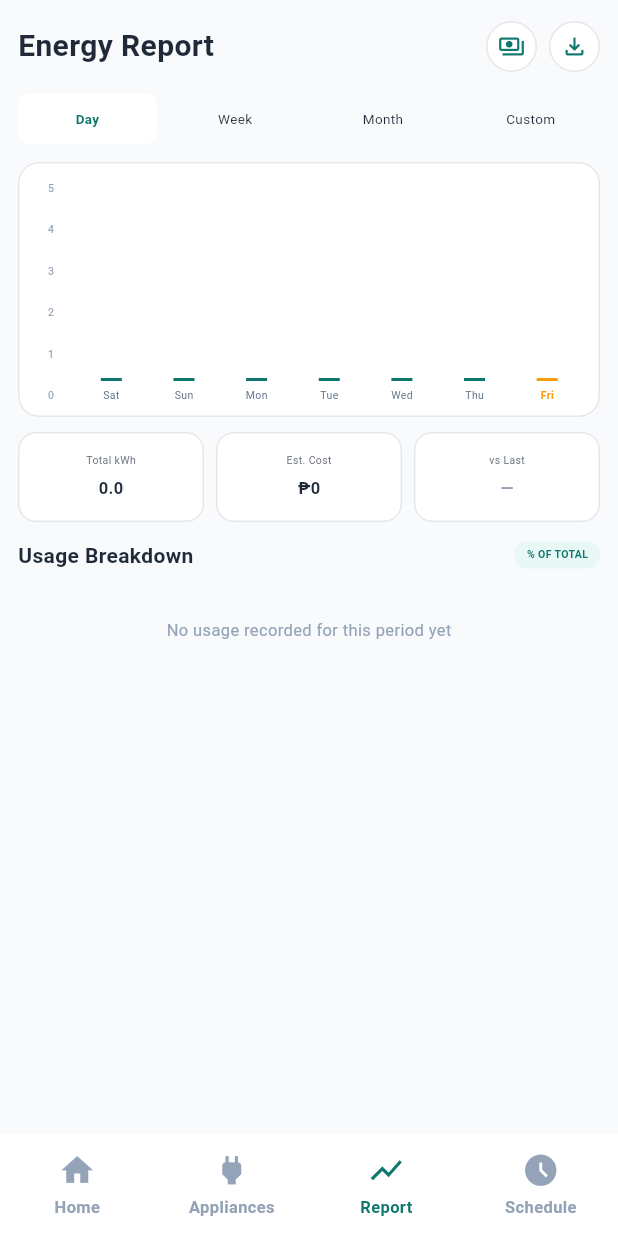
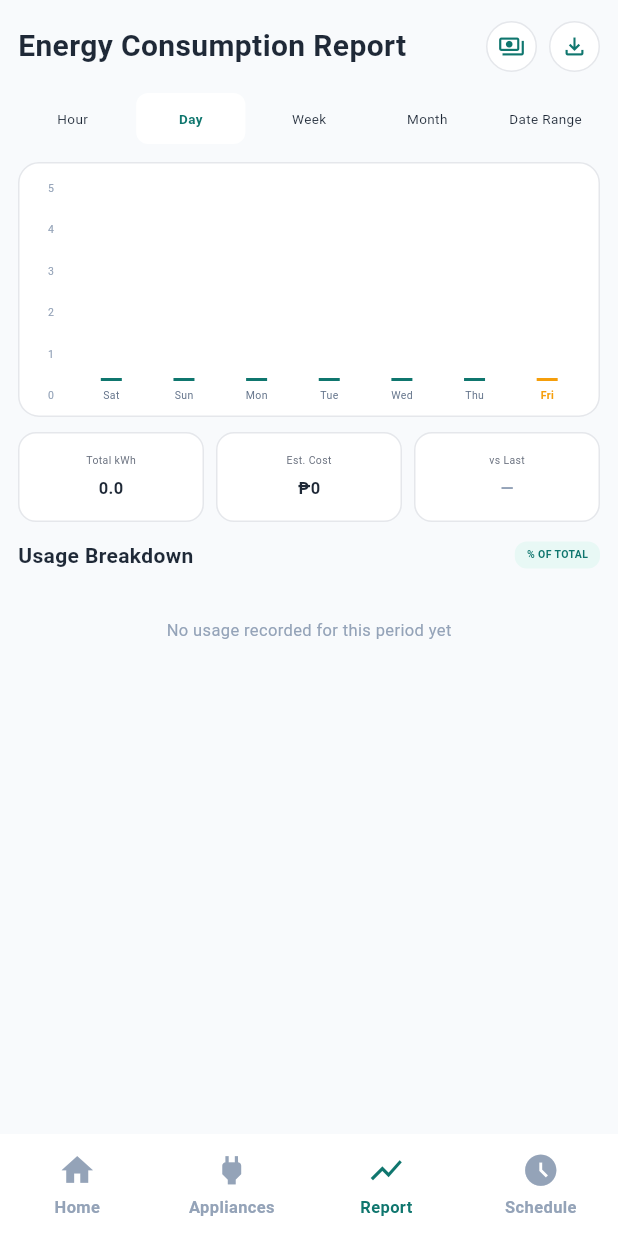
Before and after one commit to EuwenAldrichVillarin/HOMESYNC, a Flutter app: the ReportPage screen opened by its route, on a phone screen of 412 x 824 dp. Run offline on Flutter 3.47's test engine with Material 3 defaults, Android fonts, the phone set to English and light mode, and no system bars; our stand-ins replace firebase_auth, firebase_core, firebase_database, google_sign_in, image_picker; missing offline and left inert: flutter_facebook_auth, google_sign_in_web; accounts and stored records are empty.

Commit message:
Energy Report: Hour view, Date Range tab, new title
- Firmware now also logs kWh per hour to devices/{id}/hourly/{date}/{HH},
  recovering a partial hour after a reboot and writing the finished
  hour's final total when the hour changes.
- database.rules.json allows the plug account to write hourly/.
- Report gets an Hour tab (Hour, Day, Week, Month, Date Range) showing
  today in 24 hourly bars, labelled every 3 hours, with the current
  hour highlighted. Totals, cost, vs-last (yesterday) and the usage
  breakdown use the hourly log in this view.
- "Custom" tab renamed to "Date Range"; title is now
  "Energy Consumption Report".

Co-Authored-By: Claude Opus 5.5 <noreply@anthropic.com>
Claude-Session: https://claude.ai/code/session_01TGHXJZ9VqTbRqpvjuVc5sb

```diff
--- a/database.rules.json
+++ b/database.rules.json
@@ -62,6 +62,13 @@
         "history": {
           ".write": "auth != null && auth.uid == '9EpGk0zEruOmZ6PmaXyY5MNVMaB3'",
           "$date": { ".validate": "newData.isNumber()" }
+        },
+
+        "hourly": {
+          ".write": "auth != null && auth.uid == '9EpGk0zEruOmZ6PmaXyY5MNVMaB3'",
+          "$date": {
+            "$hour": { ".validate": "newData.isNumber()" }
+          }
         }
       }
     },
--- a/lib/report.dart
+++ b/lib/report.dart
@@ -11,19 +11,21 @@ import 'members.dart';
 // never set). Editable from the rate button on Home and on this screen.
 const double _kDefaultPesoPerKwh = 11.0;
 
-enum _ReportRange { day, week, month, custom }
+enum _ReportRange { hour, day, week, month, custom }
 
 class _DeviceReport {
   final String name;
   final String room;
   final String type;
   final Map<String, double> dailyKwh; // "YYYY-MM-DD" -> kWh used that day
+  final Map<DateTime, double> hourlyKwh; // start of the hour (local) -> kWh used in it
 
   const _DeviceReport({
     required this.name,
     required this.room,
     required this.type,
     required this.dailyKwh,
+    required this.hourlyKwh,
   });
 }
 
@@ -120,17 +122,45 @@ class _ReportPageState extends State<ReportPage> {
             if (value is num) dailyKwh[key.toString()] = value.toDouble();
           });
 
+          final hourlyKwh = _parseHourly(data['hourly']);
+
           setState(() {
             _devices[id] = _DeviceReport(
               name: (info['name'] as String?) ?? 'Unnamed',
               room: (info['room'] as String?) ?? '',
               type: (info['type'] as String?) ?? 'Other',
               dailyKwh: dailyKwh,
+              hourlyKwh: hourlyKwh,
             );
           });
         });
       }
     });
+  }
+
+  /// devices/{id}/hourly/{YYYY-MM-DD}/{HH} -> kWh, written by the plug
+  /// firmware. Hour keys "00".."23" can come back from the database as a
+  /// list (index = hour) rather than a map, so both shapes are handled.
+  static Map<DateTime, double> _parseHourly(Object? raw) {
+    final result = <DateTime, double>{};
+    if (raw is! Map) return result;
+    raw.forEach((dateKey, hours) {
+      final date = DateTime.tryParse(dateKey.toString());
+      if (date == null) return;
+      void add(int? hour, Object? value) {
+        if (hour == null || hour < 0 || hour > 23 || value is! num) return;
+        result[DateTime(date.year, date.month, date.day, hour)] = value.toDouble();
+      }
+
+      if (hours is Map) {
+        hours.forEach((h, v) => add(int.tryParse(h.toString()), v));
+      } else if (hours is List) {
+        for (int h = 0; h < hours.length; h++) {
+          add(h, hours[h]);
+        }
+      }
+    });
+    return result;
   }
 
   @override
@@ -146,14 +176,26 @@ class _ReportPageState extends State<ReportPage> {
   // ===============================================================
   // TIME BUCKETING — turns the selected filter into a list of date
   // ranges to sum history against. Each device only stores one kWh
-  // number per calendar day, so anything finer than a day isn't
-  // derivable — "Day" shows the last 7 individual days.
+  // number per calendar day in history/, plus one per hour in hourly/
+  // for "Hour". "Day" shows the last 7 individual days.
   // ===============================================================
   List<_Bucket> _buckets() {
     final now = DateTime.now();
     final today = DateTime(now.year, now.month, now.day);
 
     switch (_range) {
+      case _ReportRange.hour:
+        // Today, midnight to midnight, one bar per hour. Only every third
+        // hour is labelled so 24 labels don't run into each other.
+        return List.generate(24, (h) {
+          final start = DateTime(today.year, today.month, today.day, h);
+          return _Bucket(
+            label: h % 3 == 0 ? _hourLabel(h) : "",
+            start: start,
+            end: start.add(const Duration(hours: 1)),
+          );
+        });
+
       case _ReportRange.day:
         return List.generate(7, (i) {
           final d = today.subtract(Duration(days: 6 - i));
@@ -186,6 +228,11 @@ class _ReportPageState extends State<ReportPage> {
     }
   }
 
+  static String _hourLabel(int hour) {
+    final h = hour % 12 == 0 ? 12 : hour % 12;
+    return "$h${hour < 12 ? 'a' : 'p'}";
+  }
+
   static String _weekdayLabel(int weekday) {
     const labels = ["Mon", "Tue", "Wed", "Thu", "Fri", "Sat", "Sun"];
     return labels[weekday - 1];
@@ -197,6 +244,15 @@ class _ReportPageState extends State<ReportPage> {
   }
 
   double _kwhForDevice(_DeviceReport device, DateTime start, DateTime end) {
+    // The Hour view sums the hourly log; every other view the daily one.
+    if (_range == _ReportRange.hour) {
+      double total = 0;
+      device.hourlyKwh.forEach((hourStart, kwh) {
+        if (!hourStart.isBefore(start) && hourStart.isBefore(end)) total += kwh;
+      });
+      return total;
+    }
+
     double total = 0;
     device.dailyKwh.forEach((dateStr, kwh) {
       final date = DateTime.tryParse(dateStr);
@@ -326,8 +382,7 @@ class _ReportPageState extends State<ReportPage> {
     final maxBucket = bucketTotals.fold<double>(0, (a, b) => a > b ? a : b);
     final axisMax = _niceAxisMax(maxBucket);
 
-    final today = DateTime.now();
-    final todayDate = DateTime(today.year, today.month, today.day);
+    final now = DateTime.now();
 
     return Scaffold(
       backgroundColor: const Color(0xFFF8FAFC),
@@ -348,14 +403,19 @@ class _ReportPageState extends State<ReportPage> {
                     Row(
                       mainAxisAlignment: MainAxisAlignment.spaceBetween,
                       children: [
-                        const Text(
-                          "Energy Report",
-                          style: TextStyle(
-                            fontSize: 20,
-                            fontWeight: FontWeight.bold,
-                            color: Color(0xFF1F2937),
+                        // Expanded so the longer title wraps on narrow
+                        // phones instead of pushing the buttons off-screen.
+                        const Expanded(
+                          child: Text(
+                            "Energy Consumption Report",
+                            style: TextStyle(
+                              fontSize: 20,
+                              fontWeight: FontWeight.bold,
+                              color: Color(0xFF1F2937),
+                            ),
                           ),
                         ),
+                        const SizedBox(width: 8),
                         Row(
                           children: [
                             // Same rate editor as Home. Members share the
@@ -420,13 +480,15 @@ class _ReportPageState extends State<ReportPage> {
                       height: 34,
                       child: Row(
                         children: [
+                          _filterTab("Hour", _ReportRange.hour),
+                          const SizedBox(width: 6),
                           _filterTab("Day", _ReportRange.day),
                           const SizedBox(width: 6),
                           _filterTab("Week", _ReportRange.week),
                           const SizedBox(width: 6),
                           _filterTab("Month", _ReportRange.month),
                           const SizedBox(width: 6),
-                          _filterTab("Custom", _ReportRange.custom, onCustomTap: _pickCustomRange),
+                          _filterTab("Date Range", _ReportRange.custom, onCustomTap: _pickCustomRange),
                         ],
                       ),
                     ),
@@ -484,8 +546,9 @@ class _ReportPageState extends State<ReportPage> {
                                     crossAxisAlignment: CrossAxisAlignment.end,
                                     children: List.generate(buckets.length, (i) {
                                       final bucket = buckets[i];
-                                      final isToday = !todayDate.isBefore(bucket.start) &&
-                                          todayDate.isBefore(bucket.end);
+                                      // The bar for the current hour/day/week/month.
+                                      final isToday = !now.isBefore(bucket.start) &&
+                                          now.isBefore(bucket.end);
                                       return _reportBar(
                                         label: bucket.label,
                                         value: bucketTotals[i],
```
Also changed, not shown: 1 other file.
